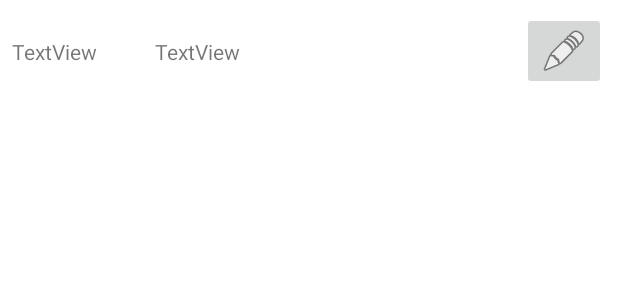
After one commit to ETS-Android3/Project, an Android app: the layout layout_recycler_medications.xml on its own in the app's theme, with its tools: preview values and no code run, on a phone screen of 412 x 824 dp. The commit adds this screen. Shown: the top 300 px of the screen. Run offline under Robolectric (Android 15) with nearby library versions, the phone set to English and light mode, and no system bars.

Commit message:
Fixed Recycler And Added New Pages

```diff
--- a/MedicationReminderApplication/app/src/main/AndroidManifest.xml
+++ b/MedicationReminderApplication/app/src/main/AndroidManifest.xml
@@ -11,7 +11,10 @@
         android:label="@string/app_name"
         android:roundIcon="@mipmap/ic_launcher_round"
         android:supportsRtl="true"
-        android:theme="@style/Theme.MedicationReminderApplication.NoActionBar" >
+        android:theme="@style/Theme.MedicationReminderApplication.NoActionBar">
+        <activity
+            android:name=".Medication_list"
+            android:exported="false" />
         <activity
             android:name=".Scanner"
             android:exported="true" />
--- a/MedicationReminderApplication/app/src/main/java/com/example/medicationreminderapplication/RecyclerViewAdapter.java
+++ b/MedicationReminderApplication/app/src/main/java/com/example/medicationreminderapplication/RecyclerViewAdapter.java
@@ -60,7 +60,6 @@ public class RecyclerViewAdapter extends RecyclerView.Adapter<RecyclerViewAdapte
                 Log.e("TextChanged", String.valueOf(position));
                 try{
                     mTimes.set(position, LocalTime.parse(s));
-                    adapter.notifyItemChanged(position);
                 }
                 catch (Exception e){
 
--- /dev/null
+++ b/MedicationReminderApplication/app/src/main/res/layout/layout_recycler_medications.xml
@@ -0,0 +1,42 @@
+<?xml version="1.0" encoding="utf-8"?>
+<androidx.constraintlayout.widget.ConstraintLayout xmlns:android="http://schemas.android.com/apk/res/android"
+    xmlns:app="http://schemas.android.com/apk/res-auto"
+    xmlns:tools="http://schemas.android.com/tools"
+    android:layout_width="fill_parent"
+    android:layout_height="fill_parent">
+
+    <TextView
+        android:id="@+id/txtMedicationName"
+        android:layout_width="wrap_content"
+        android:layout_height="wrap_content"
+        android:layout_marginStart="8dp"
+        android:layout_marginTop="8dp"
+        android:layout_marginBottom="8dp"
+        android:text="TextView"
+        app:layout_constraintBottom_toBottomOf="@id/btnEditMedicaiton"
+        app:layout_constraintStart_toStartOf="parent"
+        app:layout_constraintTop_toTopOf="@id/btnEditMedicaiton" />
+
+    <TextView
+        android:id="@+id/txtMedicationStrength"
+        android:layout_width="wrap_content"
+        android:layout_height="wrap_content"
+        android:layout_marginTop="8dp"
+        android:layout_marginEnd="149dp"
+        android:layout_marginBottom="8dp"
+        android:text="TextView"
+        app:layout_constraintBottom_toBottomOf="@id/btnEditMedicaiton"
+        app:layout_constraintEnd_toStartOf="@+id/btnEditMedicaiton"
+        app:layout_constraintStart_toEndOf="@+id/txtMedicationName"
+        app:layout_constraintTop_toTopOf="@id/btnEditMedicaiton" />
+
+    <ImageButton
+        android:id="@+id/btnEditMedicaiton"
+        android:layout_width="wrap_content"
+        android:layout_height="wrap_content"
+        android:layout_marginTop="8dp"
+        android:layout_marginEnd="8dp"
+        app:layout_constraintEnd_toEndOf="parent"
+        app:layout_constraintTop_toTopOf="parent"
+        app:srcCompat="@android:drawable/ic_menu_edit" />
+</androidx.constraintlayout.widget.ConstraintLayout>
```
Also changed, not shown: MedicationReminderApplication/app/src/main/java/com/example/medicationreminderapplication/DataController.java (+2 -16 lines), MedicationReminderApplication/app/src/main/java/com/example/medicationreminderapplication/DayMedication.java (+4 -4 lines), MedicationReminderApplication/app/src/main/java/com/example/medicationreminderapplication/EveryXDaysMedication.java (+4 -4 lines), MedicationReminderApplication/app/src/main/java/com/example/medicationreminderapplication/Medication.java (+2 -5 lines), MedicationReminderApplication/app/src/main/java/com/example/medicationreminderapplication/Medication_list.java (added, +14 -0 lines), MedicationReminderApplication/app/src/main/java/com/example/medicationreminderapplication/MonthlyMedication.java (+4 -4 lines), MedicationReminderApplication/app/src/main/java/com/example/medicationreminderapplication/SpecificDayMedication.java (+4 -4 lines), MedicationReminderApplication/app/src/main/java/com/example/medicationreminderapplication/mainPage.java (+90 -12 lines), MedicationReminderApplication/app/src/main/res/layout/activity_medication_list.xml (added, +22 -0 lines).
